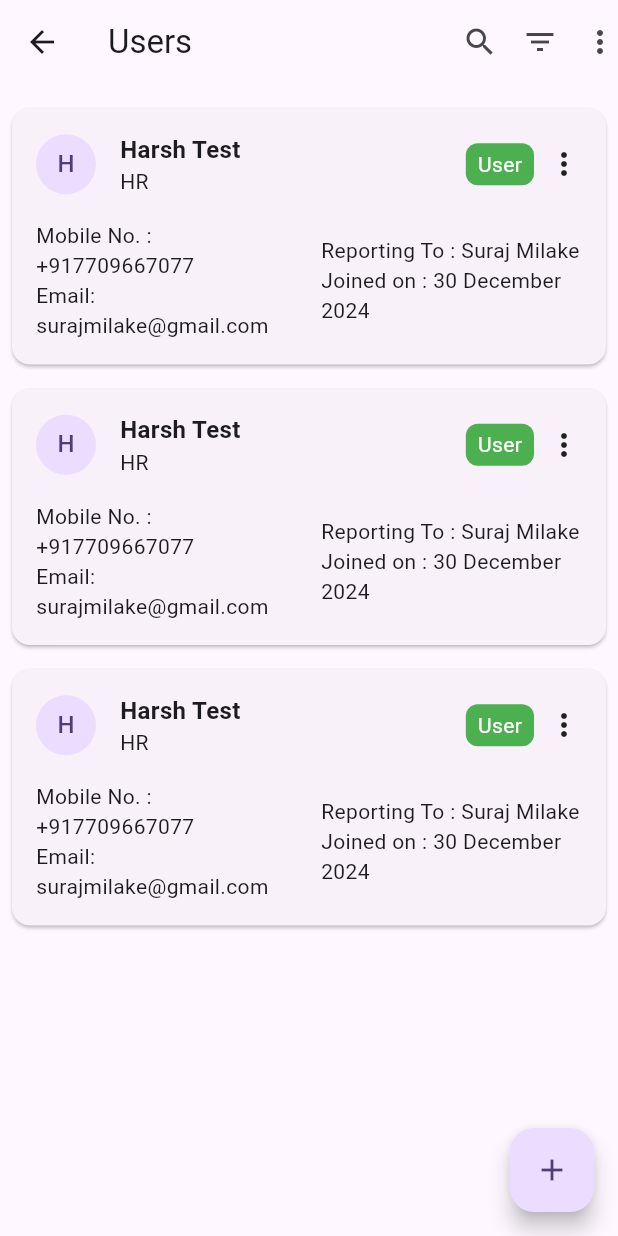
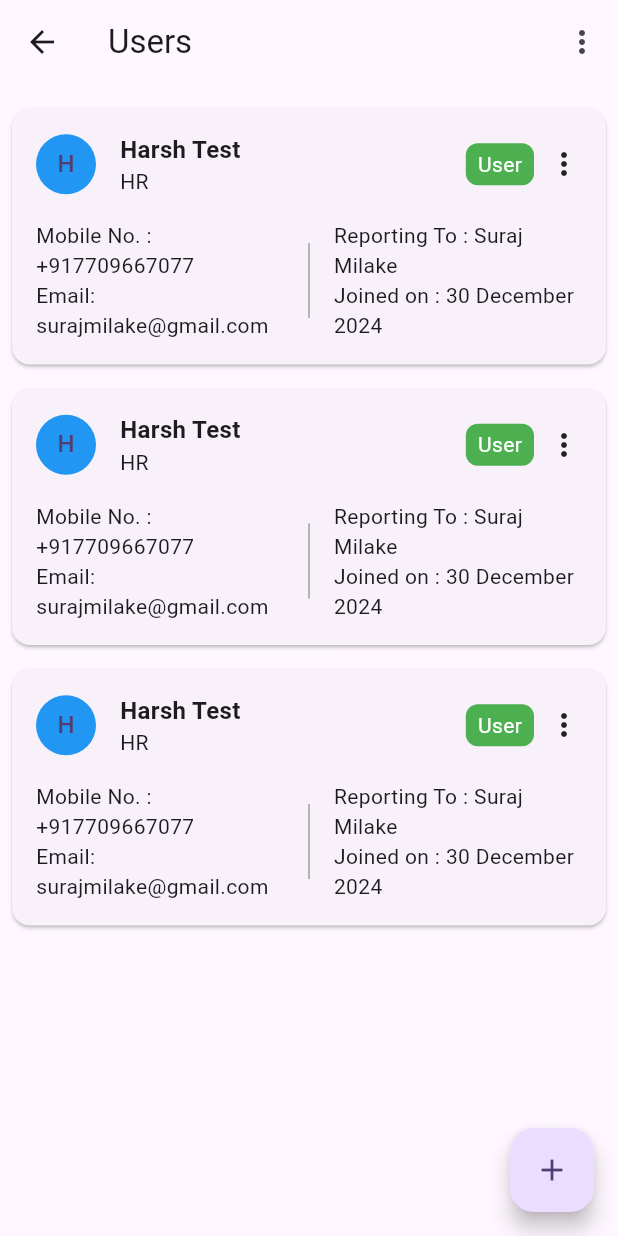
Before and after one commit to MilakeSuraj/Assignment_30_12_2024, a Flutter app: the screen it shows after launch, on a phone screen of 412 x 824 dp. Run offline on Flutter 3.47's test engine with Material 3 defaults, Android fonts, the phone set to English and light mode, and no system bars; our stand-ins replace get.

Commit message:
home_screen.dart

```diff
--- a/one/lib/Screens/home_screen.dart
+++ b/one/lib/Screens/home_screen.dart
@@ -12,22 +12,21 @@ class _DemoScreenState extends State<DemoScreen> {
   Widget build(BuildContext context) {
     return Scaffold(
       appBar: AppBar(
-        title: Text('Users'),
-        leading: Icon(Icons.arrow_back),
+        title: const Text('Users'),
+        leading: const Icon(Icons.arrow_back),
         actions: [
-          Icon(Icons.search),
-          SizedBox(width: 16),
-          Icon(Icons.filter_list),
-          SizedBox(width: 16),
-          Icon(Icons.more_vert)
+          IconButton(
+            icon: const Icon(Icons.more_vert),
+            onPressed: () => _showFilterDrawer(context),
+          ),
         ],
       ),
       floatingActionButton: FloatingActionButton(
         onPressed: () {},
-        child: Icon(Icons.add),
+        child: const Icon(Icons.add),
       ),
       body: ListView(
-        padding: EdgeInsets.all(8),
+        padding: const EdgeInsets.all(8),
         children: List.generate(3, (index) => _buildUserCard()),
       ),
     );
@@ -35,52 +34,51 @@ class _DemoScreenState extends State<DemoScreen> {
 
   Widget _buildUserCard() {
     return Card(
-      margin: EdgeInsets.symmetric(vertical: 8),
+      margin: const EdgeInsets.symmetric(vertical: 8),
       child: Padding(
         padding: const EdgeInsets.all(16),
         child: Column(
           crossAxisAlignment: CrossAxisAlignment.start,
           children: [
-            Row(children: [
-              CircleAvatar(
+            Row(
+              children: [
+                const CircleAvatar(
+                  backgroundColor: Colors.blue,
                   child: Text(" H "),
                 ),
-              SizedBox(
-                width: 16,
-              ),
-              Column(
+                const SizedBox(width: 16),
+                const Column(
                   crossAxisAlignment: CrossAxisAlignment.start,
                   children: [
                     Text(
                       "Harsh Test",
-                    style: TextStyle(fontSize: 16, fontWeight: FontWeight.bold),
+                      style:
+                          TextStyle(fontSize: 16, fontWeight: FontWeight.bold),
                     ),
                     Text('HR'),
                   ],
                 ),
-              Spacer(),
+                const Spacer(),
                 Container(
-                padding: EdgeInsets.symmetric(vertical: 4, horizontal: 8),
+                  padding:
+                      const EdgeInsets.symmetric(vertical: 4, horizontal: 8),
                   decoration: BoxDecoration(
                     color: Colors.green,
                     borderRadius: BorderRadius.circular(8),
                   ),
-                child: Text(
+                  child: const Text(
                     'User',
                     style: TextStyle(color: Colors.white),
                   ),
                 ),
-              SizedBox(
-                width: 8,
+                const SizedBox(width: 8),
+                const Icon(Icons.more_vert),
+              ],
             ),
-              Icon(Icons.more_vert),
-            ]),
-            SizedBox(
-              height: 16,
-            ),
+            const SizedBox(height: 16),
             Row(
               children: [
-                Flexible(
+                const Flexible(
                   child: Column(
                     crossAxisAlignment: CrossAxisAlignment.start,
                     children: [
@@ -89,8 +87,14 @@ class _DemoScreenState extends State<DemoScreen> {
                     ],
                   ),
                 ),
-                SizedBox(width: 16),
-                Flexible(
+                const SizedBox(width: 16),
+                Container(
+                  width: 1,
+                  height: 50,
+                  color: Colors.grey,
+                ),
+                const SizedBox(width: 16),
+                const Flexible(
                   child: Column(
                     crossAxisAlignment: CrossAxisAlignment.start,
                     children: [
@@ -100,10 +104,106 @@ class _DemoScreenState extends State<DemoScreen> {
                   ),
                 ),
               ],
-            )
+            ),
           ],
         ),
       ),
     );
   }
+
+  // Drawer opened from the right side
+  void _showFilterDrawer(BuildContext context) {
+    showModalBottomSheet(
+      context: context,
+      isScrollControlled: true,
+      backgroundColor: Colors.transparent,
+      builder: (context) {
+        return Stack(
+          children: [
+            GestureDetector(
+              onTap: () => Navigator.pop(context),
+              child: Container(
+                color: Colors.black.withOpacity(0.5),
+              ),
+            ),
+            Align(
+              alignment: Alignment.centerRight,
+              child: Container(
+                width: 300,
+                height: MediaQuery.of(context).size.height,
+                padding: const EdgeInsets.all(16),
+                decoration: const BoxDecoration(
+                  color: Colors.black,
+                  borderRadius:
+                      BorderRadius.horizontal(left: Radius.circular(16)),
+                ),
+                child: SingleChildScrollView(
+                  child: Padding(
+                    padding: const EdgeInsets.only(top: 50),
+                    child: Column(
+                      mainAxisSize: MainAxisSize.min,
+                      crossAxisAlignment: CrossAxisAlignment.start,
+                      children: [
+                        Row(
+                          mainAxisAlignment: MainAxisAlignment.spaceBetween,
+                          children: [
+                            const Text(
+                              'Choose Filter',
+                              style:
+                                  TextStyle(fontSize: 18, color: Colors.white),
+                            ),
+                            GestureDetector(
+                              onTap: () => Navigator.pop(context),
+                              child:
+                                  const Icon(Icons.close, color: Colors.white),
+                            ),
+                          ],
+                        ),
+                        const Divider(color: Colors.white),
+                        _buildFilterOption('Branch', ['All', 'Stemmone Works']),
+                        _buildFilterOption('Department', ['All', 'HR']),
+                        _buildFilterOption(
+                            'Reporting Manager', ['All', 'Harsh Vasoya']),
+                        const SizedBox(height: 16),
+                        ElevatedButton(
+                          onPressed: () => Navigator.pop(context),
+                          child: const Center(child: Text('Apply')),
+                        ),
+                      ],
+                    ),
+                  ),
+                ),
+              ),
+            ),
+          ],
+        );
+      },
+    );
   }
+
+  Widget _buildFilterOption(String title, List<String> options) {
+    return Padding(
+      padding: const EdgeInsets.only(bottom: 8.0),
+      child: Column(
+        crossAxisAlignment: CrossAxisAlignment.start,
+        children: [
+          Text(title,
+              style: const TextStyle(color: Colors.white, fontSize: 16)),
+          const SizedBox(height: 8),
+          Wrap(
+            spacing: 12,
+            children: options.map((option) {
+              return ElevatedButton(
+                onPressed: () {},
+                style: ElevatedButton.styleFrom(
+                  backgroundColor: Colors.blue,
+                ),
+                child: Text(option),
+              );
+            }).toList(),
+          ),
+        ],
+      ),
+    );
+  }
+}
```
Lines whose indentation alone changed are shown as unchanged.
